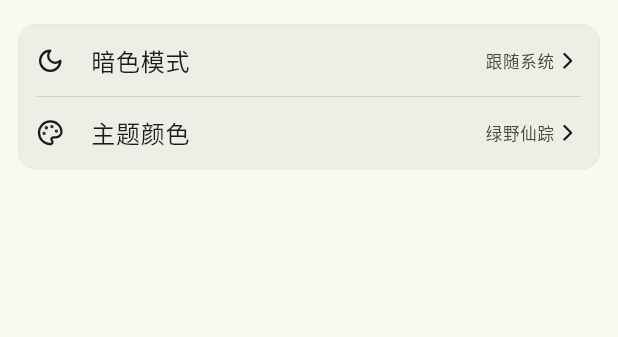
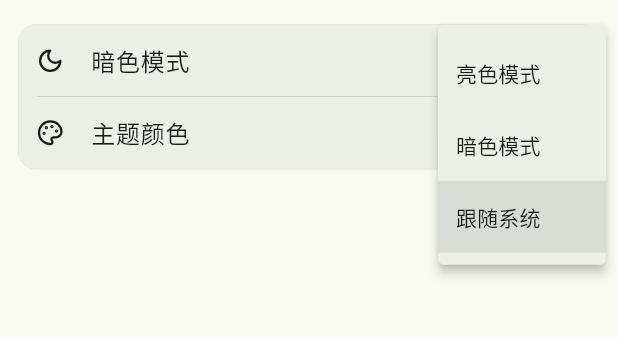
Before and after one commit to gvenusleo/MeDB, a Flutter app: the SettingsView screen opened by its route, after a tap on "暗色模式", on a phone screen of 412 x 824 dp, the part 60-397 px from its top. Run offline on Flutter 3.47's test engine with Material 3 defaults, Android fonts, the phone set to English and light mode, and no system bars; our stand-ins replace dio, flutter_dotenv, flutter_svg, fluttertoast, get, logger and 1 more; accounts and stored records are empty; network calls fail.

Commit message:
feat: 支持设置暗色模式

```diff
--- a/lib/main.dart
+++ b/lib/main.dart
@@ -39,6 +39,7 @@ class MyApp extends StatelessWidget {
 
   @override
   Widget build(BuildContext context) {
+    final s = Get.find<PrefsService>();
     return GetMaterialApp(
       debugShowCheckedModeBanner: false,
       title: "MeDB",
@@ -49,9 +50,10 @@ class MyApp extends StatelessWidget {
       ],
       supportedLocales: [const Locale("zh", "CN"), const Locale("en", "US")],
       locale: const Locale("zh", "CN"),
-      themeMode: ThemeMode.system,
       theme: AppTheme.lightTheme,
       darkTheme: AppTheme.darkTheme,
+      themeMode:
+          [ThemeMode.light, ThemeMode.dark, ThemeMode.system][s.themeMode],
       defaultTransition: Transition.cupertino,
       getPages: AppRoutes.routes,
       initialRoute: AppRoutes.initial,
--- a/lib/service/prefs_service.dart
+++ b/lib/service/prefs_service.dart
@@ -9,6 +9,9 @@ class PrefsService extends GetxService {
     return this;
   }
 
+  int get themeMode => _prefs.getInt('themeMode') ?? 2;
+  set themeMode(int value) => _prefs.setInt('themeMode', value);
+
   String get themeFont => _prefs.getString('themeFont') ?? '';
   set themeFont(String value) => _prefs.setString('themeFont', value);
 }
--- a/lib/ui/settings/settings_controller.dart
+++ b/lib/ui/settings/settings_controller.dart
@@ -1,3 +1,23 @@
+import 'package:flutter/material.dart';
 import 'package:get/get.dart';
+import 'package:medb/service/prefs_service.dart';
 
-class SettingsController extends GetxController {}
+class SettingsController extends GetxController {
+  late RxInt themeMode;
+  final prefsService = Get.find<PrefsService>();
+
+  @override
+  void onInit() {
+    super.onInit();
+    themeMode = prefsService.themeMode.obs;
+  }
+
+  void changeThemeMode(int value) {
+    if (value == themeMode.value) return;
+    themeMode.value = value;
+    prefsService.themeMode = value;
+    Get.changeThemeMode(
+      [ThemeMode.light, ThemeMode.dark, ThemeMode.system][value],
+    );
+  }
+}
--- a/lib/ui/settings/settings_view.dart
+++ b/lib/ui/settings/settings_view.dart
@@ -9,7 +9,9 @@ class SettingsView extends StatelessWidget {
 
   @override
   Widget build(BuildContext context) {
+    final GlobalKey darkModeKey = GlobalKey();
     final c = Get.find<SettingsController>();
+
     return Scaffold(
       appBar: AppBar(
         surfaceTintColor: Get.theme.colorScheme.surface,
@@ -34,16 +36,56 @@ class SettingsView extends StatelessWidget {
                 padding: const EdgeInsets.all(0),
                 children: [
                   ListTile(
+                    key: darkModeKey,
                     leading: SvgIcon(assetName: Svg.moon, size: 18),
                     title: const Text('暗色模式'),
                     trailing: Row(
                       mainAxisSize: MainAxisSize.min,
                       children: [
-                        Text('跟随系统'),
+                        Obx(
+                          () =>
+                              Text(["亮色模式", "暗色模式", "跟随系统"][c.themeMode.value]),
+                        ),
                         SvgIcon(assetName: Svg.chevron, size: 18),
                       ],
                     ),
-                    onTap: () {},
+                    onTap: () {
+                      final RenderBox renderBox =
+                          darkModeKey.currentContext!.findRenderObject()
+                              as RenderBox;
+                      final offset = renderBox.localToGlobal(Offset.zero);
+                      showMenu(
+                        context: context,
+                        position: RelativeRect.fromRect(
+                          Rect.fromPoints(
+                            offset.translate(renderBox.size.width, 0),
+                            offset.translate(
+                              renderBox.size.width * 2,
+                              offset.dy + renderBox.size.height,
+                            ),
+                          ),
+                          Offset.zero & MediaQuery.of(context).size,
+                        ),
+                        initialValue: c.themeMode.value,
+                        items: [
+                          PopupMenuItem(
+                            value: 0,
+                            child: Text('亮色模式'),
+                            onTap: () => c.changeThemeMode(0),
+                          ),
+                          PopupMenuItem(
+                            value: 1,
+                            child: Text('暗色模式'),
+                            onTap: () => c.changeThemeMode(1),
+                          ),
+                          PopupMenuItem(
+                            value: 2,
+                            child: Text('跟随系统'),
+                            onTap: () => c.changeThemeMode(2),
+                          ),
+                        ],
+                      );
+                    },
                     visualDensity: VisualDensity.compact,
                     shape: RoundedRectangleBorder(
                       borderRadius: BorderRadius.circular(12),
```
